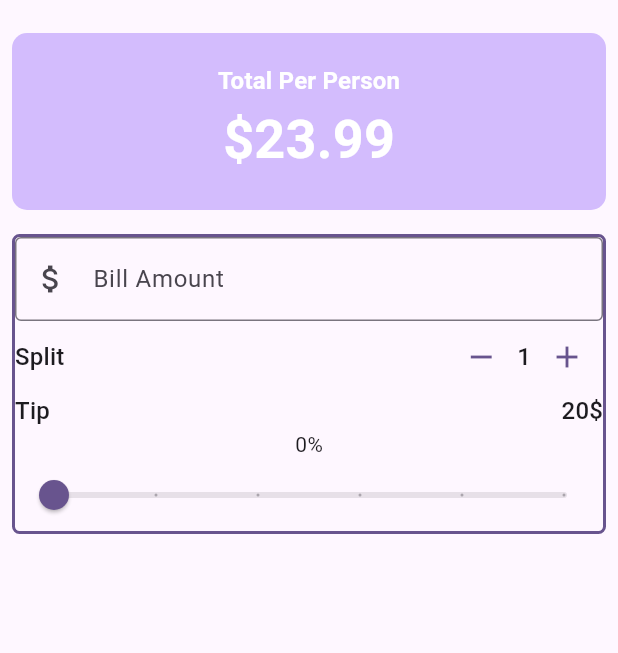
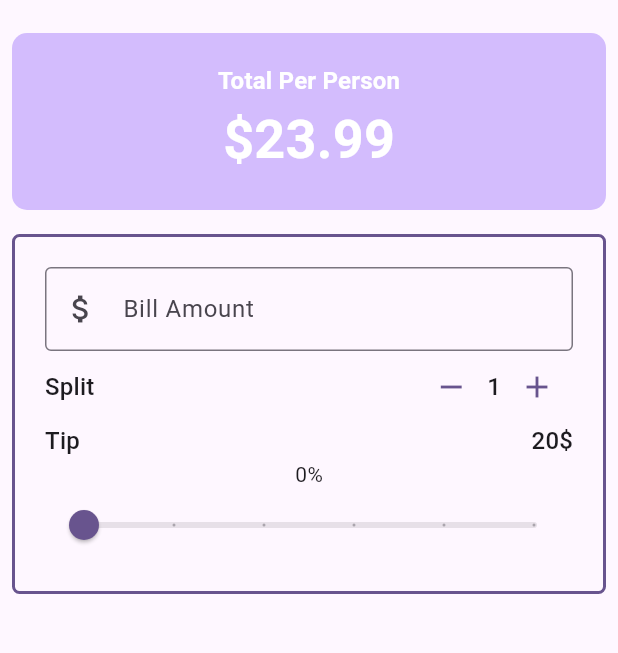
Before and after one commit to Abadar169/UTip, a Flutter app: the screen it shows after launch, on a phone screen of 412 x 824 dp, the part 63-716 px from its top. Run offline on Flutter 3.47's test engine with Material 3 defaults, Android fonts, the phone set to English and light mode, and no system bars.

Commit message:
Refactor bill amount field

```diff
--- a/lib/main.dart
+++ b/lib/main.dart
@@ -1,6 +1,7 @@
 import 'package:flutter/material.dart';
 import 'package:utip/widgets/person_counter.dart';
 import 'package:utip/widgets/tip_slider.dart';
+import 'package:utip/widgets/bill_amount.dart';
 
 void main() {
   runApp(const MyApp());
@@ -91,6 +92,7 @@ class _UTipState extends State<UTip> {
           Padding(
             padding: const EdgeInsets.all(8.0),
             child: Container(
+              padding: const EdgeInsets.all(20),
               width: 100,
               decoration: BoxDecoration(
                 borderRadius: BorderRadius.circular(5),
@@ -101,16 +103,12 @@ class _UTipState extends State<UTip> {
               ),
               child: Column(
                 children: [
-                  TextField(
-                    decoration: const InputDecoration(
-                      border: OutlineInputBorder(),
-                      prefixIcon: Icon(Icons.attach_money),
-                      labelText: 'Bill Amount',
-                    ),
-                    keyboardType: TextInputType.number,
-                    onChanged: (String value) {
+                  BillAmountField(
+                    billAmount: "100",
+                    onChanged: (value){
                       print(value);
-                    },
+
+                    } ,
                   ),
                   //Split Bill Area
                   Row(
--- /dev/null
+++ b/lib/widgets/bill_amount.dart
@@ -0,0 +1,25 @@
+import 'package:flutter/material.dart';
+
+class BillAmountField extends StatelessWidget {
+  const BillAmountField({
+    super.key, required this.billAmount, required this.onChanged,
+  });
+
+  final String billAmount;
+  final ValueChanged<String> onChanged;
+
+  @override
+  Widget build(BuildContext context) {
+    return TextField(
+      decoration: const InputDecoration(
+        border: OutlineInputBorder(),
+        prefixIcon: Icon(Icons.attach_money),
+        labelText: 'Bill Amount',
+      ),
+      keyboardType: TextInputType.number,
+      onChanged: (String value) {
+        onChanged(value);
+      },
+    );
+  }
+}
```
